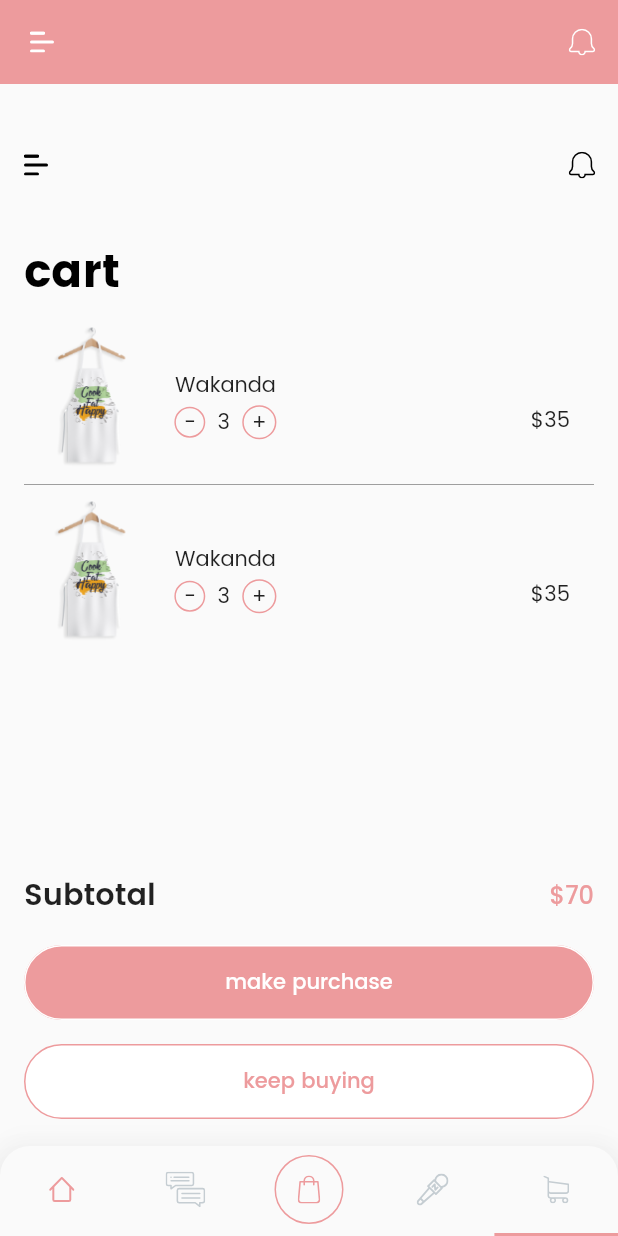
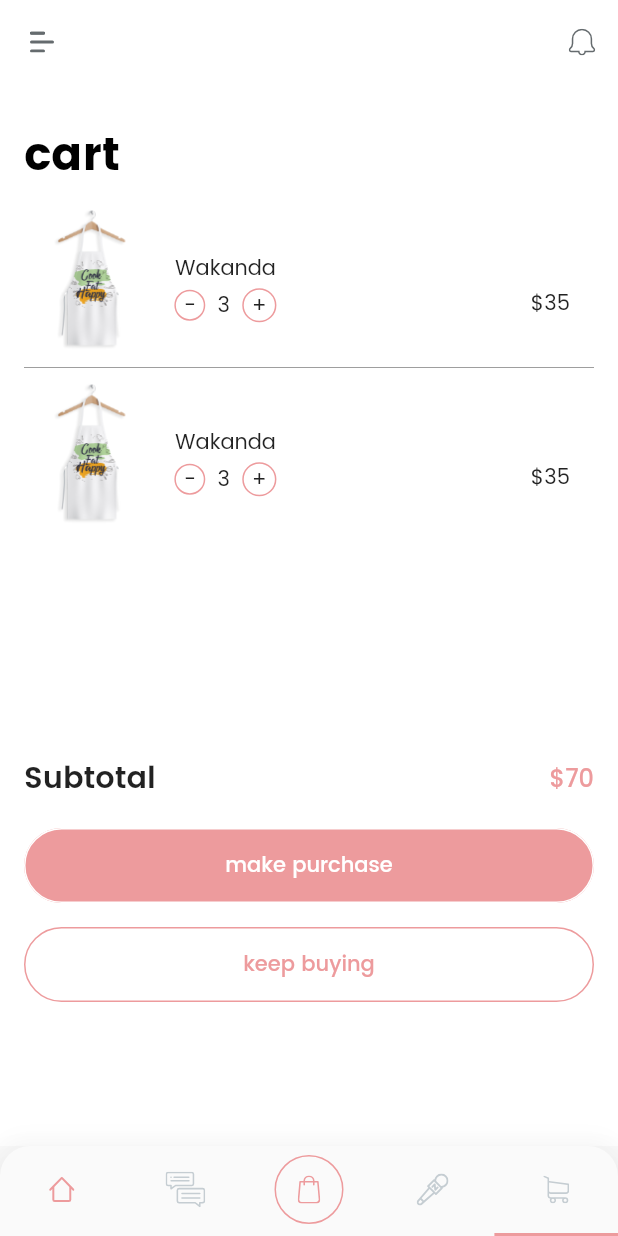
Before and after one commit to relevantsystemsllc/allthingscharmaine, a Flutter app: the HomeScreen screen opened directly, item 5 of the bottom bar chosen, on a phone screen of 412 x 824 dp. Run offline on Flutter 3.47's test engine with Material 2 defaults, Android fonts, the phone set to English and light mode, and no system bars; drawn by our look-alikes of flutter_slidable; our stand-ins replace cloud_firestore, firebase_auth, firebase_storage, flutter_svg, get_it, image_picker and 2 more; accounts and stored records are empty; network calls fail; project files that could hold a hidden picture were left out.

Commit message:
Added the change of appbar color as the tab changes

```diff
--- a/lib/ui/screens/home_screen.dart
+++ b/lib/ui/screens/home_screen.dart
@@ -15,32 +15,50 @@ class HomeScreen extends StatefulWidget {
   _HomeScreenState createState() => _HomeScreenState();
 }
 
-class _HomeScreenState extends State<HomeScreen> {
+class _HomeScreenState extends State<HomeScreen> with SingleTickerProviderStateMixin {
   final GlobalKey<ScaffoldState> _scaffoldKey = new GlobalKey<ScaffoldState>();
+  TabController _tabController;
+  AppBarColor _appBarColor;
+  initState(){
+    super.initState();
+    _tabController = TabController(vsync: this, length: 5);
+    _tabController.addListener(_select);
+    _appBarColor = appBarColors[0];
+  }
+  void _select(){
+    setState((){
+      _appBarColor = appBarColors[_tabController.index];
+    });
+  }
+
+  @override
+  void dispose() {
+    _tabController.dispose();
+    super.dispose();
+  }
+
 
   @override
   Widget build(BuildContext context) {
     final userProvider = Provider.of<LoginViewmodel>(context);
-    return DefaultTabController(
-      length: 5,
-      child: Scaffold(
+    return Scaffold(
         key: _scaffoldKey,
         appBar: AppBar(
           iconTheme: IconThemeData(
             color: Colors.white,
           ),
-          brightness: Brightness.dark,
-          backgroundColor: MyColors().pinkActive,
+          brightness: _appBarColor.brightness,
+          backgroundColor: _appBarColor.bgColor,
           leading: IconButton(icon: SvgPicture.asset(
             "assets/hambmenu.svg",
-            color: Colors.white,
+            color: _appBarColor.iconColor,
           ), onPressed: () { _scaffoldKey.currentState.openDrawer();}),
           elevation: 0.0,
           actions: <Widget>[
             IconButton(
               icon: SvgPicture.asset(
                 "assets/notification.svg",
-                color: Colors.white,
+                color: _appBarColor.iconColor,
               ),
               tooltip: 'Notification',
               onPressed: () { _scaffoldKey.currentState.openDrawer();},
@@ -54,6 +72,7 @@ class _HomeScreenState extends State<HomeScreen> {
               children: <Widget>[
                 Expanded(
                   child: TabBarView(
+                    controller: _tabController,
                     physics: NeverScrollableScrollPhysics(),
                     children: [
                       HomeTabScreen(),
@@ -75,6 +94,7 @@ class _HomeScreenState extends State<HomeScreen> {
                   child: Container(
                     height: 60,
                     child: TabBar(
+                      controller: _tabController,
                       tabs: [
                         Tab(icon: SvgPicture.asset("assets/ic-home.svg")),
                         Tab(icon: SvgPicture.asset("assets/chat.svg")),
@@ -89,7 +109,7 @@ class _HomeScreenState extends State<HomeScreen> {
                                     shape: BoxShape.circle))),
                         Tab(
                             icon: SvgPicture.asset(
-                                "assets/017-microphone-2.svg")),
+                                "assets/017-microphone-2.svg",)),
                         Tab(icon: SvgPicture.asset("assets/shopping-cart.svg")),
                       ],
                     ),
@@ -100,7 +120,20 @@ class _HomeScreenState extends State<HomeScreen> {
           ),
         ]),
         drawer: Drawer(child: NavigationDrawer(),),
-      ),
-    );
+      );
   }
 }
+
+class AppBarColor{
+  const AppBarColor({ this.bgColor, this.iconColor, this.brightness});
+  final Color bgColor;
+  final Color iconColor;
+  final Brightness brightness;
+}
+const List<AppBarColor> appBarColors = const<AppBarColor>[
+  const AppBarColor(bgColor: Color(0xffED9B9D), iconColor: Colors.white, brightness: Brightness.dark),
+  const AppBarColor(bgColor: Colors.white, iconColor: Color(0xff656B6E), brightness: Brightness.light),
+  const AppBarColor(bgColor: Color(0xFFAACC96), iconColor: Colors.white, brightness: Brightness.dark),
+  const AppBarColor(bgColor: Colors.white, iconColor: Color(0xff656B6E), brightness: Brightness.light),
+  const AppBarColor(bgColor: Colors.white, iconColor: Color(0xff656B6E), brightness: Brightness.light),
+];
--- a/lib/ui/screens/tabarscreens/cart_tab_screen.dart
+++ b/lib/ui/screens/tabarscreens/cart_tab_screen.dart
@@ -1,6 +1,5 @@
 import 'package:allthingscharmaine/ui/screens/otherscreens/contact_info_screen.dart';
 import 'package:allthingscharmaine/ui/widgets/nwagbawidgets/carditem.dart';
-import 'package:allthingscharmaine/ui/widgets/nwagbawidgets/custom_home_appbar.dart';
 import 'package:allthingscharmaine/utils/my_colors.dart';
 import 'package:flutter/material.dart';
 import 'package:flutter_slidable/flutter_slidable.dart';
@@ -8,13 +7,13 @@ import 'package:flutter_slidable/flutter_slidable.dart';
 class CartTabScreen extends StatelessWidget {
   @override
   Widget build(BuildContext context) {
-    return ListView(children: <Widget>[
+    return Container(color: Colors.white, child: ListView(children: <Widget>[
       Column(
         children: <Widget>[
-          CustomHomeAppbar(
+          /*CustomHomeAppbar(
             height: 10,
             bgColor: Colors.black,
-          ),
+          ),*/
           Align(
             alignment: Alignment.centerLeft,
             child: Padding(
@@ -131,6 +130,6 @@ class CartTabScreen extends StatelessWidget {
           ),
         ],
       ),
-    ]);
+    ]),);
   }
 }
```
Also changed, not shown: lib/core/viewmodels/appbar.dart (added, +25 -0 lines).
